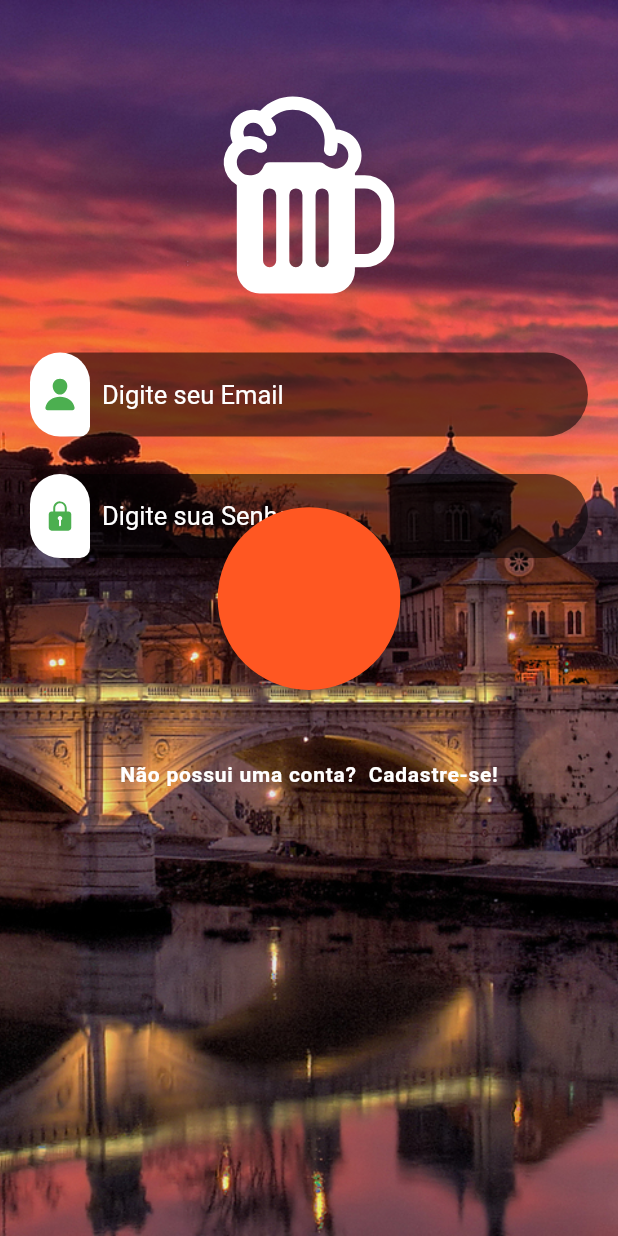
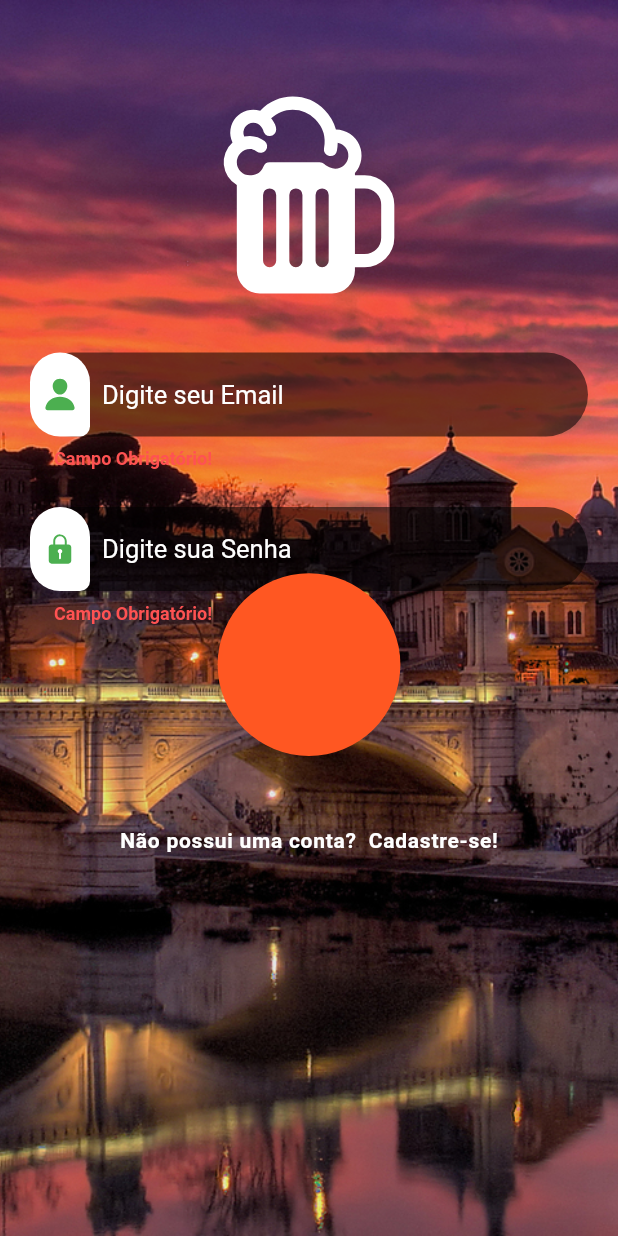
Before and after one commit to hansmboron/login-com-animacoes, a Flutter app: the screen it shows after launch, after a tap on "Entrar", on a phone screen of 412 x 824 dp. Run offline on Flutter 3.47's test engine with Material 2 defaults, Android fonts, the phone set to English and light mode, and no system bars; our stand-ins replace flutter_icons, flutter_mobx, google_fonts, mobx; generated files the repository leaves out were written again; Roboto replaces fonts that are missing (Ubuntu).

Commit message:
validacao de campos mas botao sempre entra

```diff
--- /dev/null
+++ b/lib/controllers/ctrl-login.dart
@@ -0,0 +1,38 @@
+import 'package:login_animacoes/models/login-model.dart';
+import 'package:mobx/mobx.dart';
+part 'ctrl-login.g.dart';
+
+class Controller = _ControllerBase with _$Controller;
+
+abstract class _ControllerBase with Store {
+  var login = LoginModel();
+
+  @computed
+  bool get isValid {
+    // retorna true se todos os campos estiverem validados
+    return validatePass() == null && validateEmail() == null;
+  }
+
+  @computed
+  bool get isEmailValid => RegExp(
+          r"^[a-zA-Z0-9.!#$%&'*+/=?^_`{|}~-]+@[a-zA-Z0-9](?:[a-zA-Z0-9]{0,253}[a-zA-Z0-9])?(?:\.[a-zA-Z0-9])")
+      .hasMatch(login.email);
+
+  String validateEmail() {
+    if (login.email == null || login.email.isEmpty) {
+      return 'Campo Obrigatório!';
+    } else if (!isEmailValid) {
+      return 'Email Inválido!';
+    }
+    return null;
+  }
+
+  String validatePass() {
+    if (login.pass == null || login.pass.isEmpty) {
+      return 'Campo Obrigatório!';
+    } else if (login.pass.length < 6) {
+      return 'Pelo menos 6 caracteres!';
+    }
+    return null;
+  }
+}
--- a/lib/pages/home.dart
+++ b/lib/pages/home.dart
@@ -1,5 +1,5 @@
 import 'package:flutter/material.dart';
-import 'package:flutter/scheduler.dart' show timeDilation;
+// import 'package:flutter/scheduler.dart' show timeDilation;
 import 'package:login_animacoes/widgets/stagger-anim-home.dart';
 
 class Home extends StatefulWidget {
--- a/lib/widgets/form.dart
+++ b/lib/widgets/form.dart
@@ -1,28 +1,41 @@
 import 'package:flutter/material.dart';
+import 'package:flutter_mobx/flutter_mobx.dart';
+import 'package:login_animacoes/controllers/ctrl-login.dart';
 import 'package:login_animacoes/widgets/input_field.dart';
 import 'package:flutter_icons/flutter_icons.dart';
 
 class FormContainer extends StatelessWidget {
   @override
   Widget build(BuildContext context) {
+    final _ctrl = Controller();
     return Container(
       margin: EdgeInsets.symmetric(horizontal: 20),
       child: Form(
-        child: Column(
+        child: Observer(
+          builder: (_) {
+            return Column(
               children: <Widget>[
+                // campo de email
                 InputField(
+                  onChanged: _ctrl.login.changeEmail,
+                  errorText: _ctrl.validateEmail(),
                   type: TextInputType.emailAddress,
                   hint: 'Digite seu Email',
                   icon: Ionicons.ios_person,
                   obscure: false,
                 ),
                 SizedBox(height: 25),
+                // campo de senha
                 InputField(
+                  onChanged: _ctrl.login.changePass,
+                  errorText: _ctrl.validatePass(),
                   hint: 'Digite sua Senha',
                   icon: Ionicons.ios_lock,
                   obscure: true,
                 )
               ],
+            );
+          },
         ),
       ),
     );
--- a/lib/widgets/input_field.dart
+++ b/lib/widgets/input_field.dart
@@ -5,18 +5,33 @@ class InputField extends StatelessWidget {
   final bool obscure;
   final IconData icon;
   final TextInputType type;
+  final Function onChanged;
+  final String errorText;
 
-  const InputField({Key key, this.hint, this.obscure, this.icon, this.type})
+  const InputField(
+      {Key key,
+      this.hint,
+      this.obscure,
+      this.icon,
+      this.type,
+      this.onChanged,
+      this.errorText})
       : super(key: key);
 
   @override
   Widget build(BuildContext context) {
     return TextField(
       keyboardType: type,
+      onChanged: onChanged,
       obscureText: obscure,
       style: TextStyle(fontSize: 17, color: Colors.white),
       decoration: InputDecoration(
         contentPadding: const EdgeInsets.all(16.0),
+        errorText: errorText,
+        errorStyle: TextStyle(
+          fontWeight: FontWeight.bold,
+          color: Colors.redAccent,
+        ),
         prefixIcon: Container(
           padding: const EdgeInsets.symmetric(vertical: 16.0),
           margin: const EdgeInsets.only(right: 8.0),
```
Also changed, not shown: lib/models/login-model.dart (added, +21 -0 lines), lib/widgets/stagger-animation.dart (+4 -3 lines), pubspec.yaml (+7 -2 lines), demo.gif (added), lib/controllers/ctrl-login.g.dart (added), lib/models/login-model.g.dart (added), pubspec.lock. Lines whose indentation alone changed are shown as unchanged.
